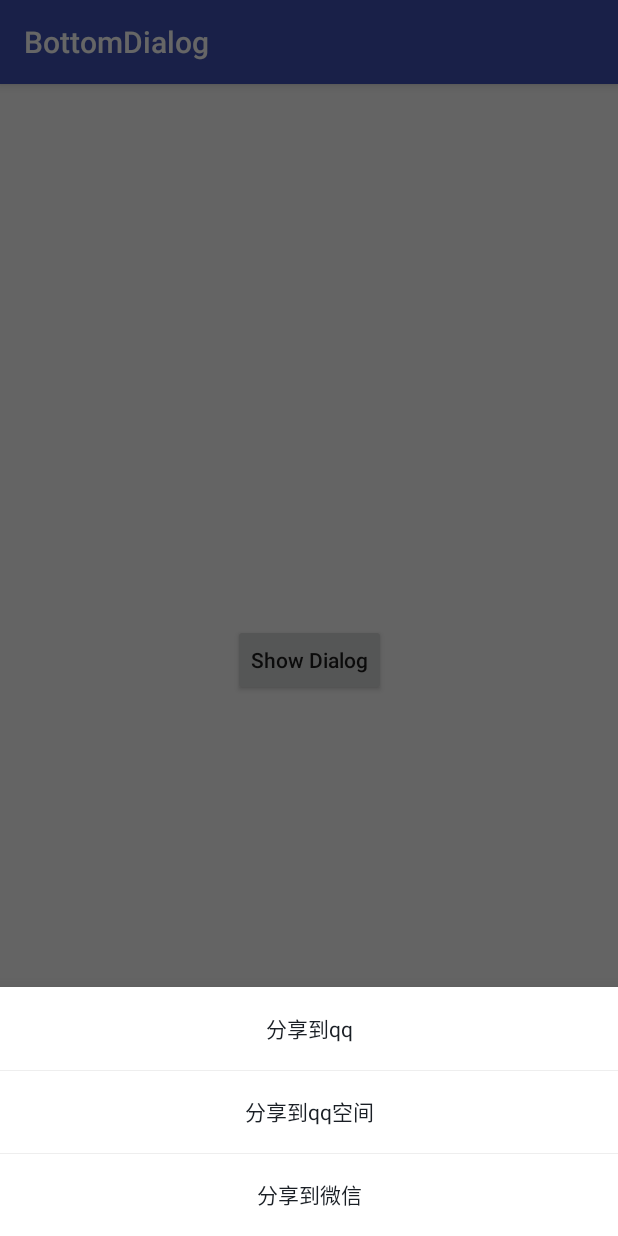
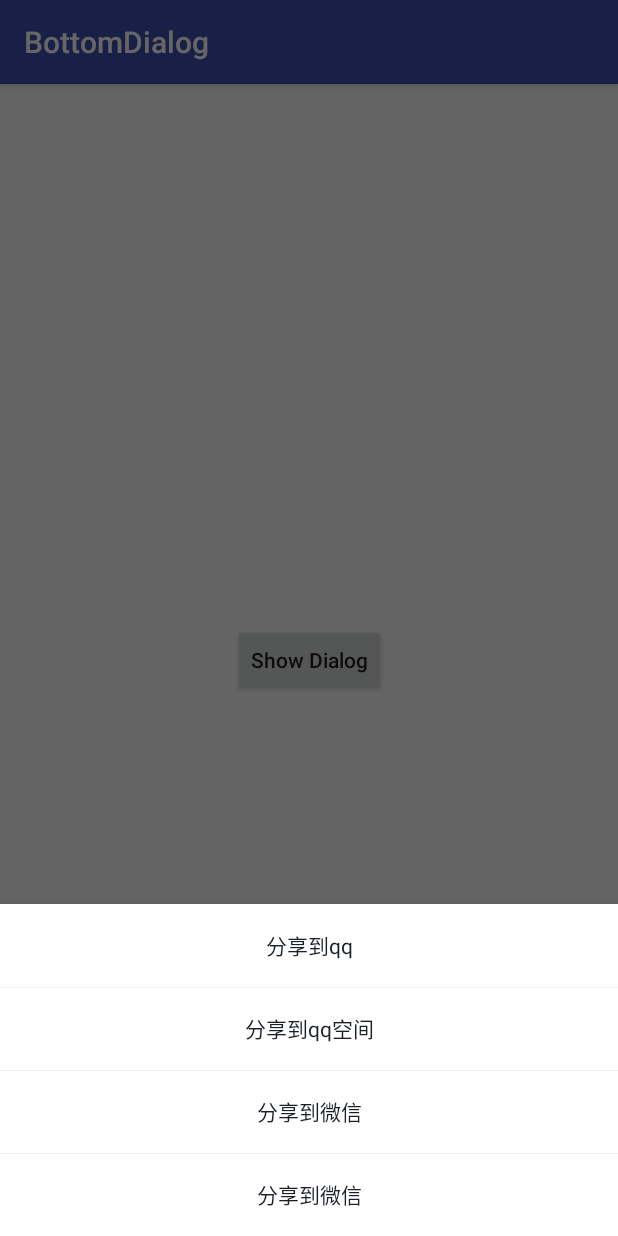
Before and after one commit to devilsen/Dialog, an Android app: the screen it shows after launch (MainActivity), after a tap on "Show Dialog", on a phone screen of 412 x 824 dp. Run offline under Robolectric (Android 15) with nearby library versions, the phone set to English and light mode, and no system bars.

Commit message:
fix some bug

```diff
--- a/app/src/main/java/me/devilsen/bottomdialog/MainActivity.java
+++ b/app/src/main/java/me/devilsen/bottomdialog/MainActivity.java
@@ -1,6 +1,9 @@
 package me.devilsen.bottomdialog;
 
 import android.os.Bundle;
+import android.os.Handler;
+import android.os.Looper;
+import android.os.Message;
 import android.support.v7.app.AppCompatActivity;
 import android.view.MenuItem;
 import android.view.View;
@@ -9,6 +12,8 @@ import me.devilsen.list.ItemClickListener;
 import me.devilsen.sheet.bottom.listsheet.ListBottomSheet;
 
 public class MainActivity extends AppCompatActivity {
+
+    private ListBottomSheet sheet;
 
     @Override
     protected void onCreate(Bundle savedInstanceState) {
@@ -28,7 +33,7 @@ public class MainActivity extends AppCompatActivity {
 //        bottomSheetFragment.setData(this, R.menu.create);
 //        bottomSheetFragment.show(getSupportFragmentManager(), bottomSheetFragment.getTag());
 
-        ListBottomSheet sheet = new ListBottomSheet
+        sheet = new ListBottomSheet
                 .Builder(this, getSupportFragmentManager())
                 .sheet(R.menu.create)
                 .listener(new ItemClickListener() {
@@ -39,8 +44,18 @@ public class MainActivity extends AppCompatActivity {
                 })
                 .build();
 
+
         sheet.show(getSupportFragmentManager(), sheet.getTag());
 
+        handler.sendEmptyMessageDelayed(1, 1000);
     }
 
+    Handler handler = new Handler(Looper.myLooper()) {
+        @Override
+        public void handleMessage(Message msg) {
+            super.handleMessage(msg);
+            sheet.setData(MainActivity.this, R.menu.test);
+        }
+    };
+
 }
--- /dev/null
+++ b/app/src/main/res/menu/test.xml
@@ -0,0 +1,20 @@
+<?xml version="1.0" encoding="utf-8"?>
+<menu xmlns:android="http://schemas.android.com/apk/res/android">
+    <item
+        android:id="@+id/share"
+        android:icon="@mipmap/share_qq_solid"
+        android:title="@string/share_qq" />
+    <item
+        android:id="@+id/upload"
+        android:icon="@mipmap/share_qqzone_solid"
+        android:title="@string/share_qq_zone" />
+    <item
+        android:id="@+id/call"
+        android:icon="@mipmap/share_wechat_solid"
+        android:title="@string/share_we_chat" />
+
+    <item
+        android:id="@+id/test"
+        android:icon="@mipmap/share_wechat_solid"
+        android:title="@string/share_we_chat" />
+</menu>
--- /dev/null
+++ b/app/src/main/res/values/ids.xml
@@ -0,0 +1,4 @@
+<?xml version="1.0" encoding="utf-8"?>
+<resources>
+    <item name="bottom_add" type="id"/>
+</resources>
--- a/app/src/main/res/values/strings.xml
+++ b/app/src/main/res/values/strings.xml
@@ -3,4 +3,5 @@
     <string name="share_qq">分享到qq</string>
     <string name="share_qq_zone">分享到qq空间</string>
     <string name="share_we_chat">分享到微信</string>
+    <string name="add_test">添加测试</string>
 </resources>
--- a/dialog/bintrayUpload.gradle
+++ b/dialog/bintrayUpload.gradle
@@ -27,6 +27,9 @@ def developerEmail = properties.getProperty("developer.email")
 
 def bintrayUser = properties.getProperty("bintray.user")
 def bintrayApikey = properties.getProperty("bintray.apikey")
+
+def pkgUserOrg = properties.getProperty("bintray.pkg.userOrg")
+def pkgRepo = properties.getProperty("bintray.pkg.repo")
 
 def javadocName = properties.getProperty("javadoc.name")
 
@@ -106,7 +109,8 @@ bintray {
     key = bintrayApikey
     configurations = ['archives']
     pkg {
-        repo = "maven"
+        userOrg = pkgUserOrg
+        repo = pkgRepo
         name = projectName
         websiteUrl = projectSiteUrl
         vcsUrl = projectGitUrl
--- a/dialog/src/main/java/me/devilsen/dialog/bottom/ListBottomDialog.java
+++ b/dialog/src/main/java/me/devilsen/dialog/bottom/ListBottomDialog.java
@@ -43,6 +43,11 @@ public class ListBottomDialog extends BaseBottomDialog implements BottomListInte
     }
 
     @Override
+    public void add(int id, int order, int textRes) {
+        bottomListHelper.add(id, order, textRes);
+    }
+
+    @Override
     public void dismissDialog() {
         dismiss();
     }
--- a/dialog/src/main/java/me/devilsen/list/BottomListHelper.java
+++ b/dialog/src/main/java/me/devilsen/list/BottomListHelper.java
@@ -20,6 +20,7 @@ public class BottomListHelper implements DismissListener {
     private ListAdapter listAdapter;
 
     private BottomListInterface bottomListInterface;
+    private ActionMenu menu;
 
     public BottomListHelper(BottomListInterface bottomListInterface) {
         this.bottomListInterface = bottomListInterface;
@@ -40,7 +41,11 @@ public class BottomListHelper implements DismissListener {
     }
 
     public void setData(Context context, @MenuRes int xmlRes) {
-        ActionMenu menu = new ActionMenu(context);
+        if (menu == null) {
+            menu = new ActionMenu(context);
+        }else{
+            menu.clear();
+        }
 
         new MenuInflater(context).inflate(xmlRes, menu);
 
@@ -48,6 +53,8 @@ public class BottomListHelper implements DismissListener {
             listAdapter = new ListAdapter();
         }
         listAdapter.setListData(menu);
+
+        listAdapter.notifyDataSetChanged();
 
         listAdapter.setOnDismissListener(this);
     }
@@ -63,4 +70,8 @@ public class BottomListHelper implements DismissListener {
     public void onDismiss() {
         bottomListInterface.dismissDialog();
     }
+
+    public void add(int id, int order, int textRes) {
+        menu.add(0, id, order, textRes);
+    }
 }
--- a/dialog/src/main/java/me/devilsen/list/BottomListInterface.java
+++ b/dialog/src/main/java/me/devilsen/list/BottomListInterface.java
@@ -2,6 +2,7 @@ package me.devilsen.list;
 
 import android.content.Context;
 import android.support.annotation.MenuRes;
+import android.support.annotation.StringRes;
 
 /**
  * desc :
@@ -15,6 +16,8 @@ public interface BottomListInterface {
 
     void setItemClickListener(ItemClickListener itemClickListener);
 
+    void add(int id, int order,@StringRes int textRes);
+
     void dismissDialog();
 
 }
--- a/dialog/src/main/java/me/devilsen/sheet/bottom/listsheet/ListBottomSheet.java
+++ b/dialog/src/main/java/me/devilsen/sheet/bottom/listsheet/ListBottomSheet.java
@@ -2,6 +2,7 @@ package me.devilsen.sheet.bottom.listsheet;
 
 import android.content.Context;
 import android.support.annotation.MenuRes;
+import android.support.annotation.StringRes;
 import android.support.v4.app.FragmentManager;
 import android.view.View;
 
@@ -42,6 +43,11 @@ public class ListBottomSheet extends BaseBottomSheet implements BottomListInterf
     @Override
     public void setItemClickListener(ItemClickListener itemClickListener) {
         bottomListHelper.setItemClickListener(itemClickListener);
+    }
+
+    @Override
+    public void add(int id, int order, @StringRes int textRes) {
+        bottomListHelper.add(id, order, textRes);
     }
 
     @Override
```
Also changed, not shown: app/build.gradle (+7 -5 lines).
